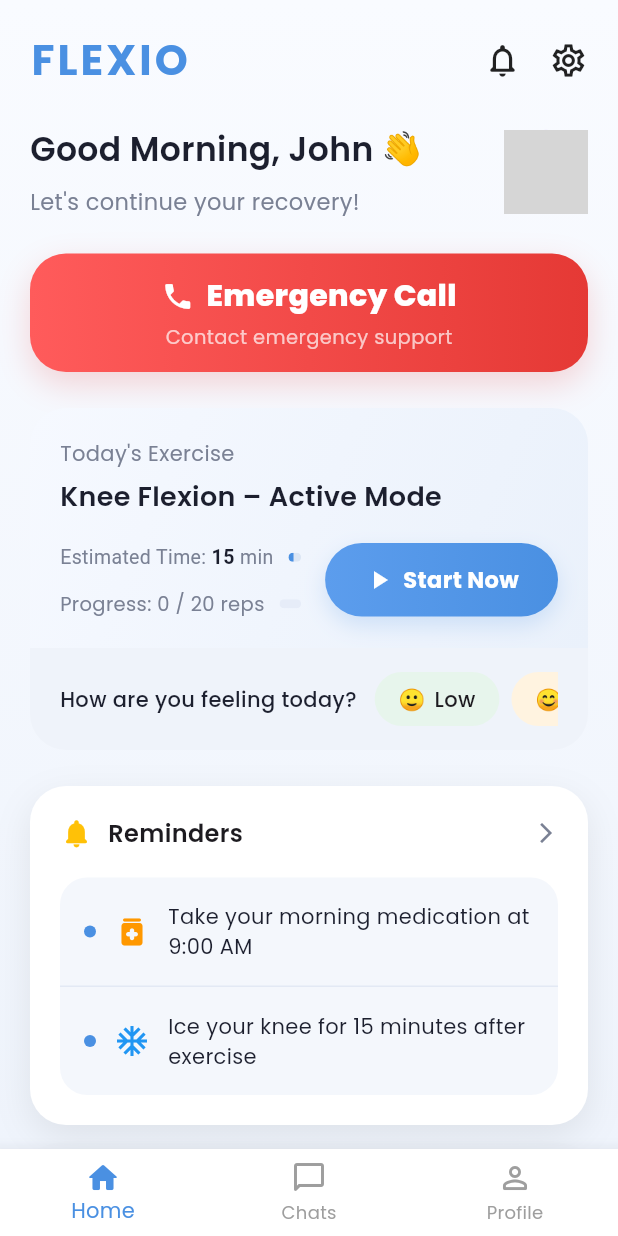
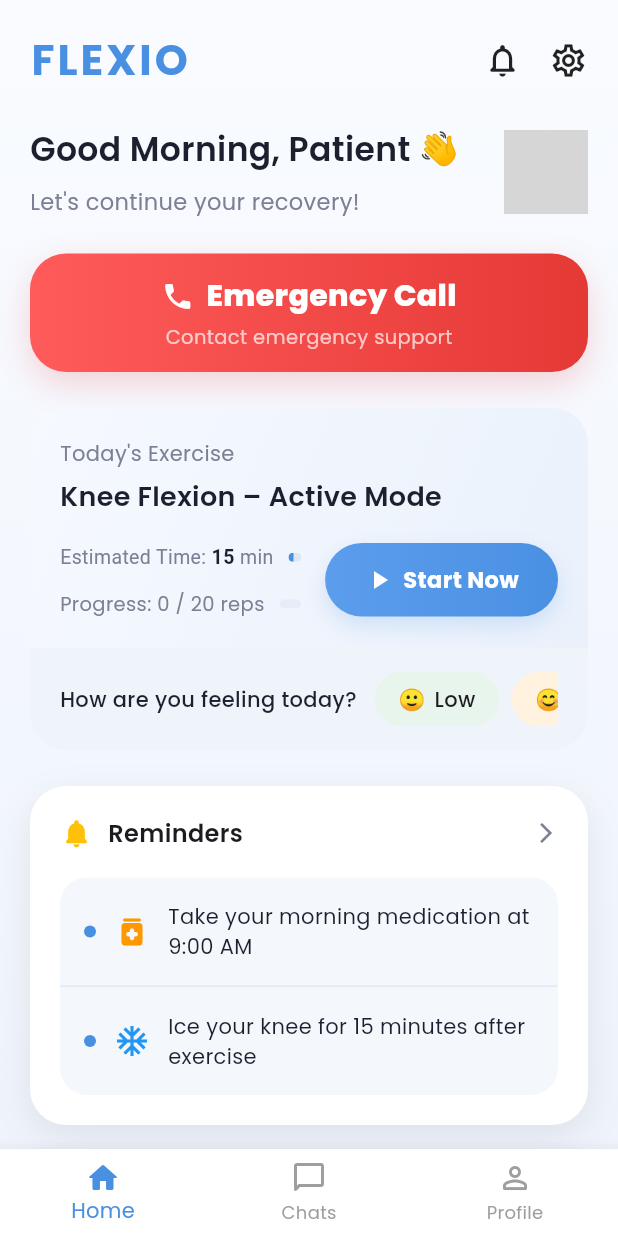
Before and after one commit to Faridanada/Graduation_Project_2026, a Flutter app: the PatientHomeScreen screen opened directly, on a phone screen of 412 x 824 dp. Run offline on Flutter 3.47's test engine with Material 3 defaults, Android fonts, the phone set to English and light mode, and no system bars; our stand-ins replace google_fonts, image_picker, shared_preferences; accounts and stored records are empty; network calls fail; grey boxes are pictures that could not be loaded.

```diff
--- a/flutter_app/lib/ui/patientHome.dart
+++ b/flutter_app/lib/ui/patientHome.dart
@@ -1,4 +1,5 @@
 import 'package:flutter/material.dart';
+import 'package:shared_preferences/shared_preferences.dart';
 import 'package:rehabilitation_app/features/presentation/patient/presentation/screens/chats_screen.dart';
 import 'package:rehabilitation_app/features/presentation/patient/presentation/screens/profile_screen.dart';
 
@@ -58,8 +59,33 @@ class _PatientHomeScreenState extends State<PatientHomeScreen> {
   }
 }
 
-class _HomeContent extends StatelessWidget {
+class _HomeContent extends StatefulWidget {
   const _HomeContent();
+
+  @override
+  State<_HomeContent> createState() => _HomeContentState();
+}
+
+class _HomeContentState extends State<_HomeContent> {
+  String userName = "Patient";
+
+  @override
+  void initState() {
+    super.initState();
+    _loadUserName();
+  }
+
+  Future<void> _loadUserName() async {
+    // Attempt to load the user's name from backend login storage
+    final prefs = await SharedPreferences.getInstance();
+    final name = prefs.getString('user_name');
+    if (name != null && name.isNotEmpty) {
+      setState(() {
+        // Extract just the first name for the greeting
+        userName = name.split(' ')[0];
+      });
+    }
+  }
 
   @override
   Widget build(BuildContext context) {
@@ -102,8 +128,8 @@ class _HomeContent extends StatelessWidget {
                   crossAxisAlignment: CrossAxisAlignment.start,
                   children: const [
                     Text(
-                      "Good Morning, John 👋",
-                      style: TextStyle(
+                      "Good Morning, $userName 👋",
+                      style: const TextStyle(
                         fontSize: 22,
                         fontWeight: FontWeight.w600,
                         color: Color(0xFF1C1F2E),
```
Also changed, not shown: flutter_app/lib/services/auth_service.dart (+30 -11 lines), flutter_app/lib/ui/OnboardingPage.dart (+8 -4 lines), flutter_app/lib/ui/login.dart (+41 -2 lines), flutter_app/lib/ui/signup.dart (+17 -17 lines).
